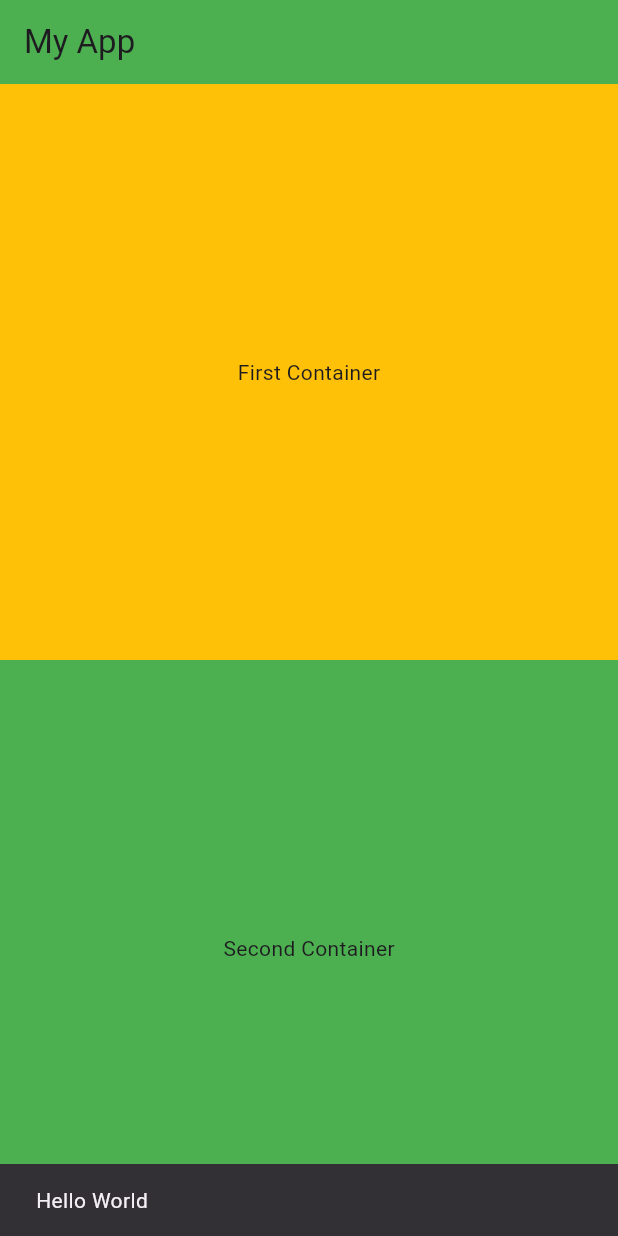
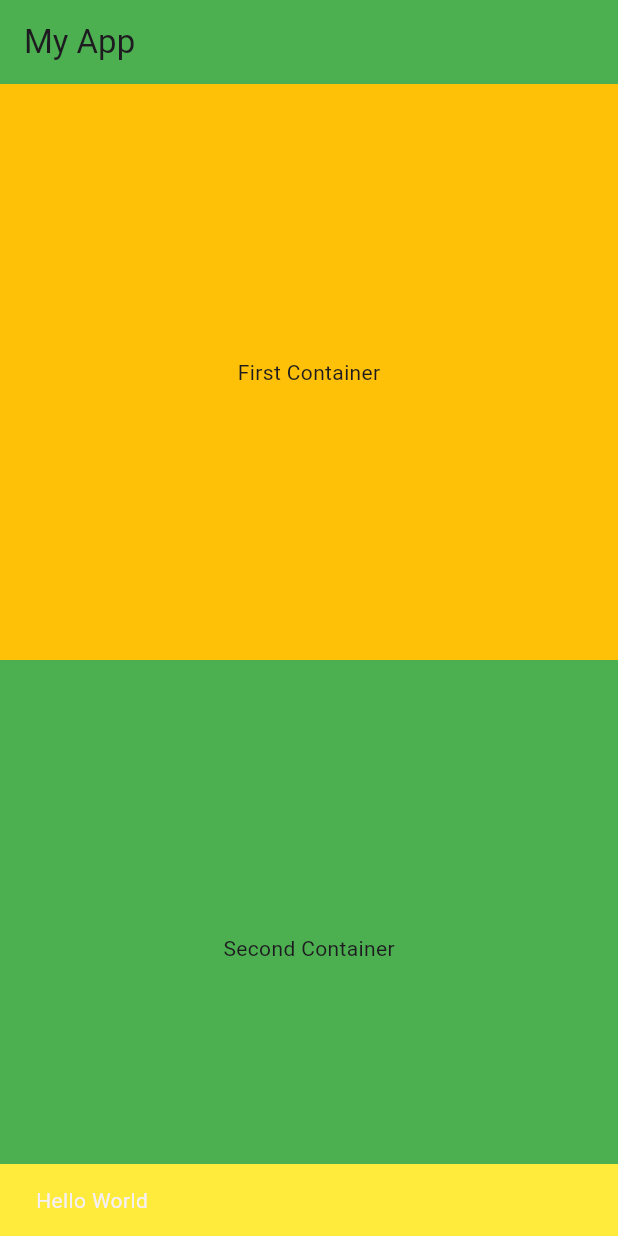
Before and after one commit to diwasbk2k3/my_first_app, a Flutter app: the screen it shows after launch, after a tap on "First Container", on a phone screen of 412 x 824 dp. Run offline on Flutter 3.47's test engine with Material 3 defaults, Android fonts, the phone set to English and light mode, and no system bars.

Commit message:
GestureDetector with onDoubleTap

```diff
--- a/lib/screens/flexible_expanded_screen.dart
+++ b/lib/screens/flexible_expanded_screen.dart
@@ -14,6 +14,7 @@ class FlexibleExpandedScreen extends StatelessWidget {
               child: GestureDetector(
                 onTap: () => ScaffoldMessenger.of(context).showSnackBar(
                   const SnackBar(
+                    backgroundColor: Colors.yellow,
                     content: Text("Hello World"),
                     duration: Duration(seconds: 3),
                   ),
@@ -27,11 +28,20 @@ class FlexibleExpandedScreen extends StatelessWidget {
               ),
             ),
             Expanded(
-              child: Container(
-                alignment: Alignment.center,
-                width: double.infinity,
-                decoration: BoxDecoration(color: Colors.green),
-                child: Text("Second Container"),
+              child: GestureDetector(
+                onDoubleTap: () => ScaffoldMessenger.of(context).showSnackBar(
+                  const SnackBar(
+                    backgroundColor: Colors.lightBlue,
+                    content: Text("Hello World"),
+                    duration: Duration(seconds: 3),
+                  ),
+                ),
+                child: Container(
+                  alignment: Alignment.center,
+                  width: double.infinity,
+                  decoration: BoxDecoration(color: Colors.green),
+                  child: Text("Second Container"),
+                ),
               ),
             ),
           ],
```
